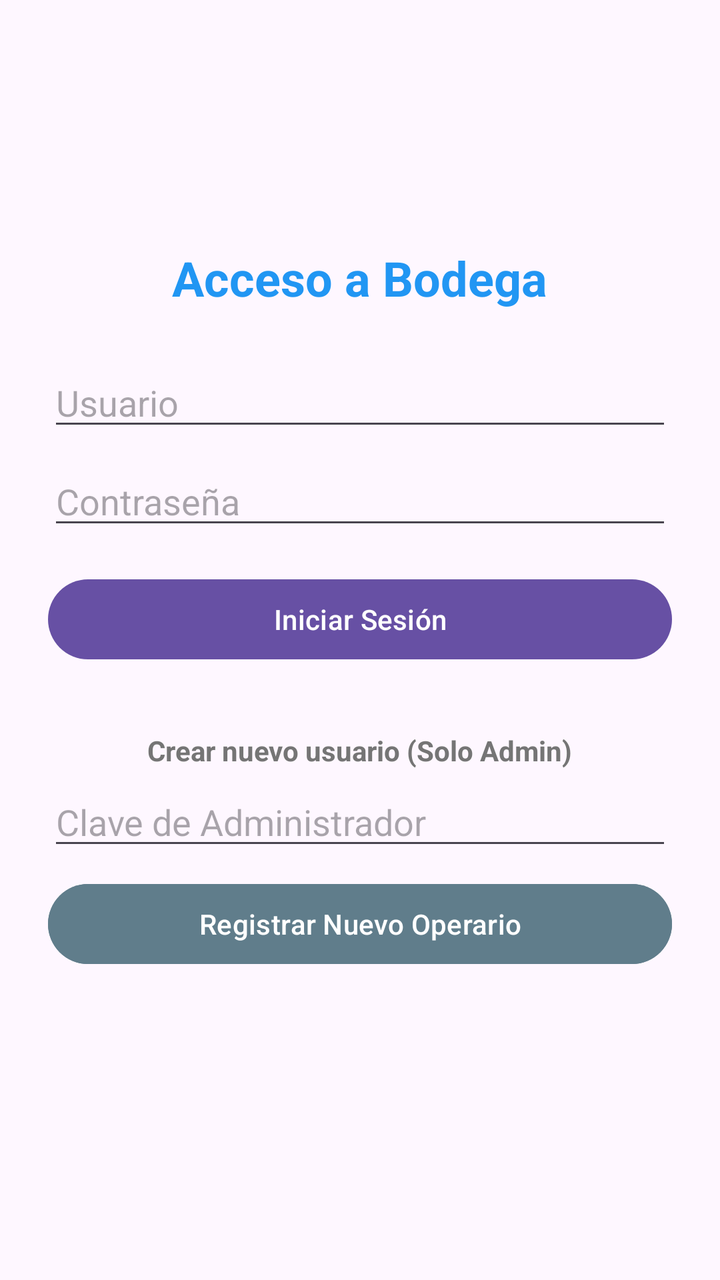
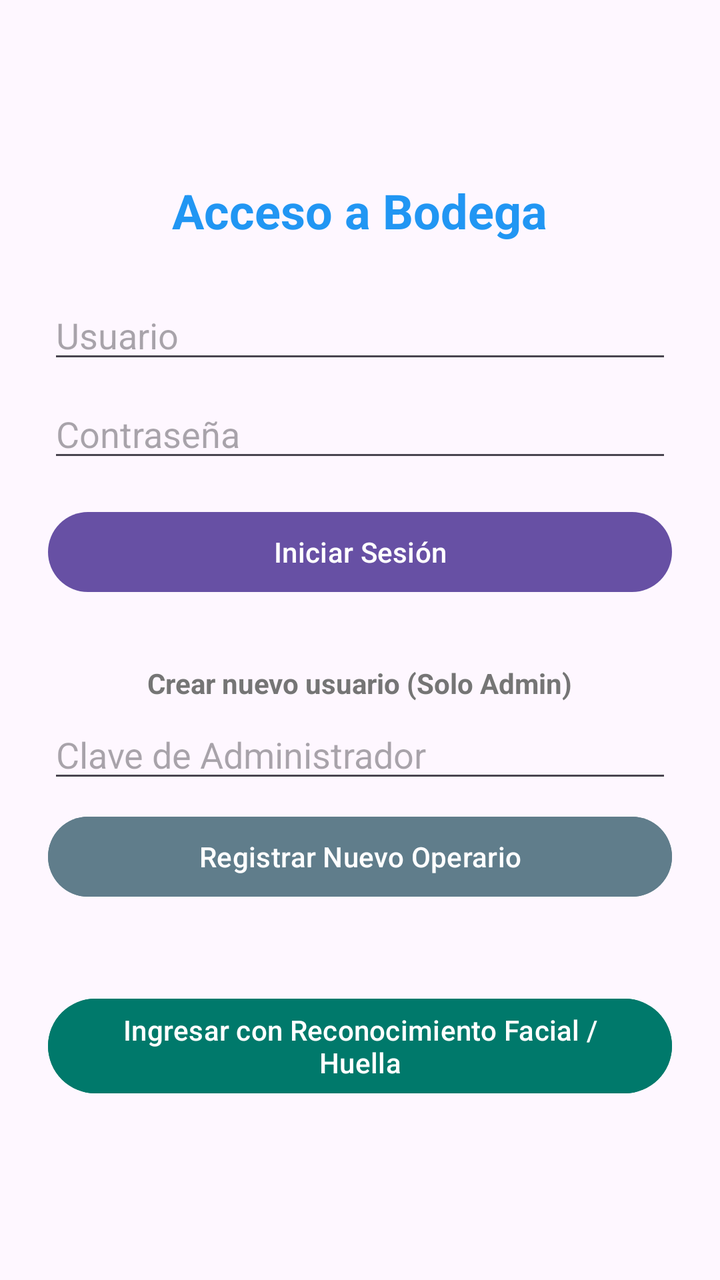

Compare the two renders of this Android layout. The source of the first and the diff that turns it into the second are given below.
<!-- AndroidManifest.xml: application theme Theme.ControlBodega -->
<!-- res/layout/activity_login.xml -->
<?xml version="1.0" encoding="utf-8"?>
<LinearLayout
    xmlns:android="http://schemas.android.com/apk/res/android"
    android:layout_width="match_parent"
    android:layout_height="match_parent"
    android:orientation="vertical"
    android:padding="24dp"
    android:gravity="center">

    <TextView
        android:layout_width="wrap_content"
        android:layout_height="wrap_content"
        android:text="Acceso a Bodega"
        android:textSize="24sp"
        android:textStyle="bold"
        android:textColor="#2196F3"
        android:layout_marginBottom="24dp" />

    <EditText
        android:id="@+id/edtUsuario"
        android:layout_width="match_parent"
        android:layout_height="wrap_content"
        android:hint="Usuario"
        android:inputType="text" />

    <EditText
        android:id="@+id/edtClave"
        android:layout_width="match_parent"
        android:layout_height="wrap_content"
        android:hint="Contraseña"
        android:inputType="textPassword"
        android:layout_marginTop="8dp" />

    <Button
        android:id="@+id/btnLogin"
        android:layout_width="match_parent"
        android:layout_height="wrap_content"
        android:text="Iniciar Sesión"
        android:layout_marginTop="16dp" />

    <TextView
        android:layout_width="wrap_content"
        android:layout_height="wrap_content"
        android:text="Crear nuevo usuario (Solo Admin)"
        android:textStyle="bold"
        android:layout_marginTop="32dp"
        android:textColor="#757575" />

    <EditText
        android:id="@+id/edtClaveAdmin"
        android:layout_width="match_parent"
        android:layout_height="wrap_content"
        android:hint="Clave de Administrador"
        android:inputType="textPassword"
        android:layout_marginTop="4dp" />

    <Button
        android:id="@+id/btnRegistrarUsuario"
        android:layout_width="match_parent"
        android:layout_height="wrap_content"
        android:text="Registrar Nuevo Operario"
        android:backgroundTint="#607D8B"
        android:layout_marginTop="8dp" />

    <TextView
        android:id="@+id/txtMensajeLogin"
        android:layout_width="wrap_content"
        android:layout_height="wrap_content"
        android:layout_marginTop="12dp"
        android:textStyle="italic" />

</LinearLayout>
<!-- resources referenced by this layout -->
<resources>
  <style name="Theme.ControlBodega" parent="Base.Theme.ControlBodega" />
  <style name="Base.Theme.ControlBodega" parent="Theme.Material3.DayNight.NoActionBar">
          
          
      </style>
</resources>

<!-- the commit's change to res/layout/activity_login.xml (unified diff, before → after) -->
@@ -69,4 +69,13 @@
         android:layout_marginTop="12dp"
         android:textStyle="italic" />
 
+    <Button
+        android:id="@+id/btnBiometrico"
+        android:layout_width="match_parent"
+        android:layout_height="wrap_content"
+        android:text="Ingresar con Reconocimiento Facial / Huella"
+        android:layout_marginTop="12dp"
+        android:backgroundTint="#00796B"
+        android:textColor="#FFFFFF" />
+
 </LinearLayout>
